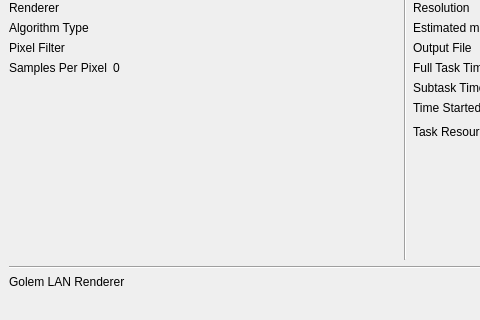
Old version of the form gnr/ui/AdministratorMainWindow.ui in the repository golemfactory/clay; both pictures show x 0 to 480 and y 370 to 690 of the 811 by 690 pixel window.
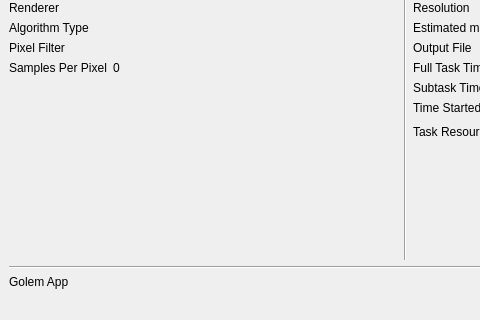
New version of the form. Custom widgets are drawn as their Qt base class.

Commit message: Changed "Golem LAN Renderer" to "Golem App"

```diff
--- a/gnr/ui/AdministratorMainWindow.ui
+++ b/gnr/ui/AdministratorMainWindow.ui
@@ -521,7 +521,7 @@
          </size>
         </property>
         <property name="text">
-         <string>Golem LAN Renderer</string>
+         <string>Golem App</string>
         </property>
         <property name="textFormat">
          <enum>Qt::AutoText</enum>
```
Left out of the diff: 2 changed lines with no effect on the pictures. The commit also changes 2 other files.
